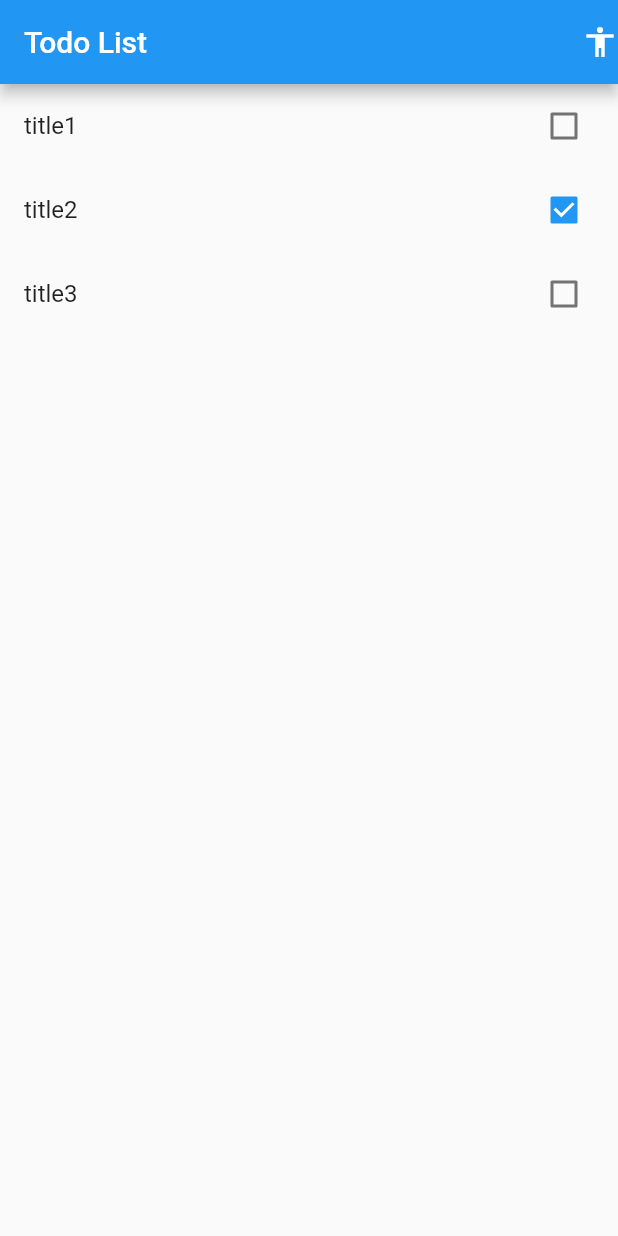
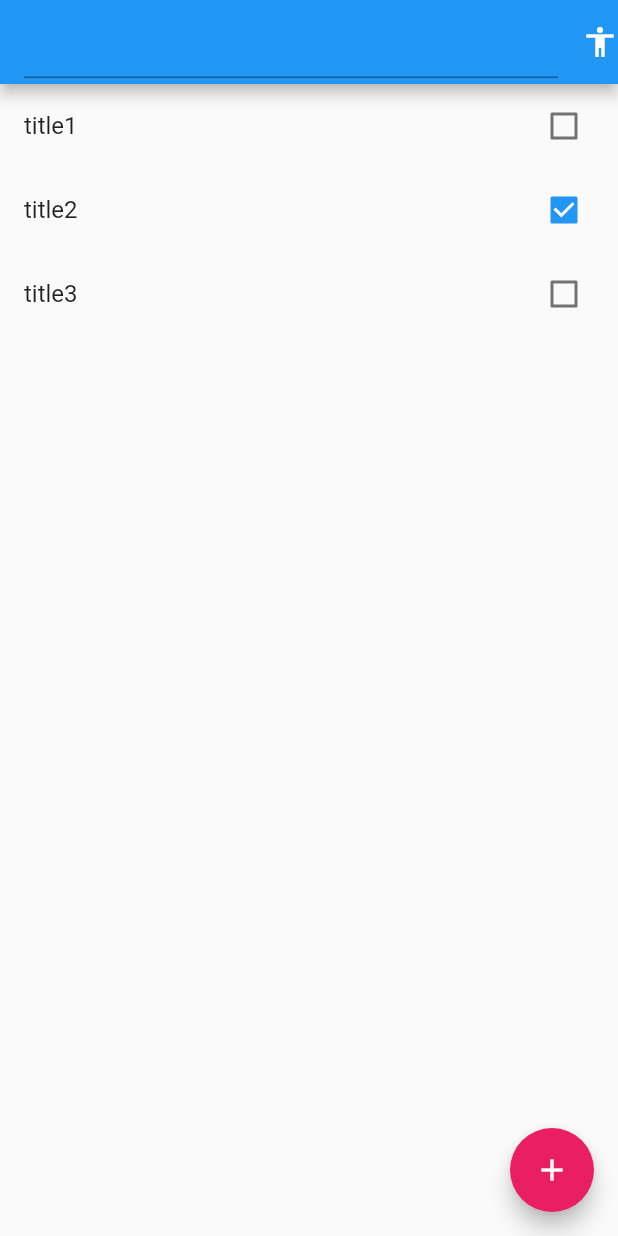
Before and after one commit to CaueCassio/one-project-flutter, a Flutter app: the screen it shows after launch, on a phone screen of 412 x 824 dp. Run offline on Flutter 3.47's test engine with Material 2 defaults, Android fonts, the phone set to English and light mode, and no system bars.

Commit message:
adicionando floatingActionButton add

```diff
--- a/todo/lib/main.dart
+++ b/todo/lib/main.dart
@@ -37,14 +37,18 @@ class HomePage extends StatefulWidget {
 class _HomePageState extends State<HomePage> {
   @override
   Widget build(BuildContext context) {
+    var newTaskCtrl = TextEditingController();
+
     return Scaffold(
       appBar: AppBar(
-          title: Text("Todo List"),
+        title: TextFormField(
+          controller: newTaskCtrl,
+          keyboardType: TextInputType.text,
+        ),
         actions: <Widget>[Icon(Icons.accessibility)],
       ),
       body: ListView.builder(
         itemCount: widget.items.length, // tamanho da lista
-
         itemBuilder: (BuildContext ctxt, int index) {
           // como eu construo esses itens na tela?
           final item = widget.items[index];
@@ -59,6 +63,12 @@ class _HomePageState extends State<HomePage> {
             },
           );
         },
-        ));
+      ),
+      floatingActionButton: FloatingActionButton(
+        onPressed: () {},
+        child: Icon(Icons.add),
+        backgroundColor: Colors.pink,
+      ),
+    );
   }
 }
```
Lines whose indentation alone changed are shown as unchanged.
